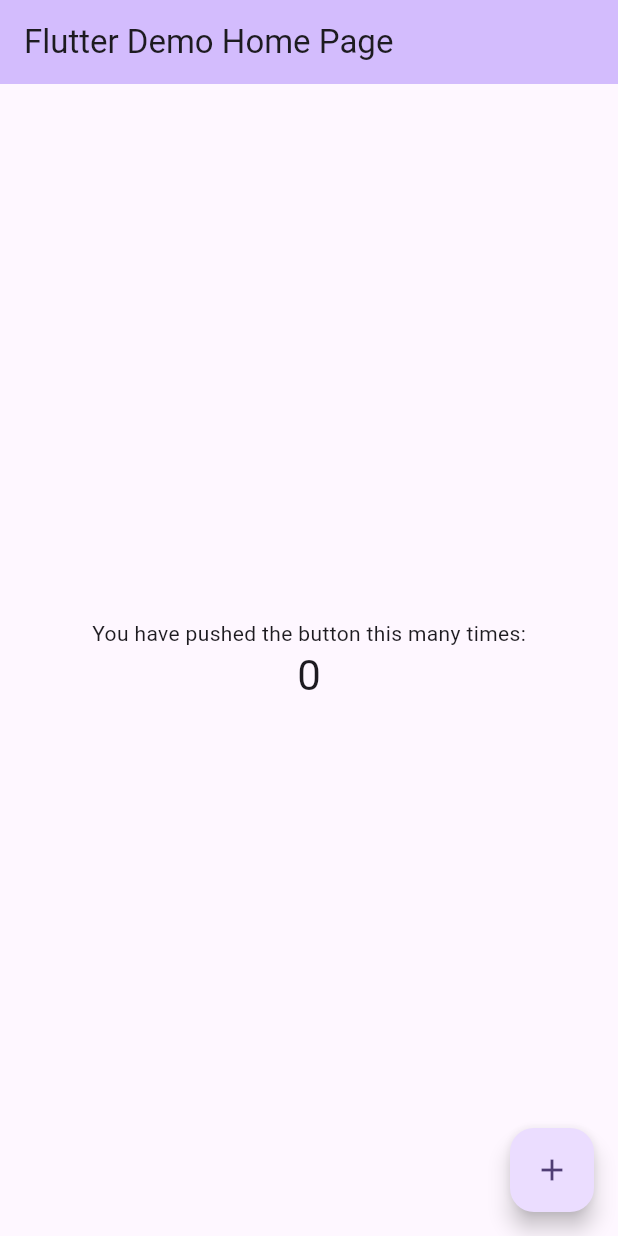
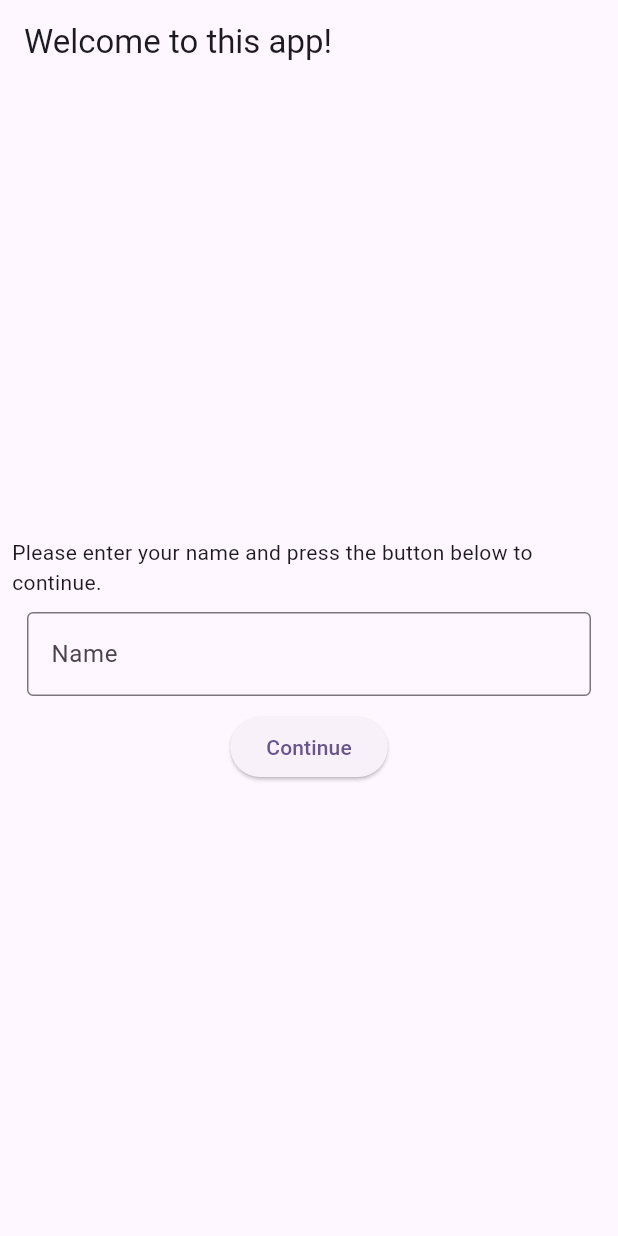
Before and after one commit to augustosalazar/f_navigation, a Flutter app: the screen it shows after launch, on a phone screen of 412 x 824 dp. Run offline on Flutter 3.47's test engine with Material 2 defaults, Android fonts, the phone set to English and light mode, and no system bars; our stand-ins replace get.

Commit message:
Basic structure

```diff
--- a/lib/main.dart
+++ b/lib/main.dart
@@ -1,125 +1,7 @@
 import 'package:flutter/material.dart';
+
+import 'ui/my_app.dart';
 
 void main() {
   runApp(const MyApp());
 }
-
-class MyApp extends StatelessWidget {
-  const MyApp({super.key});
-
-  // This widget is the root of your application.
-  @override
-  Widget build(BuildContext context) {
-    return MaterialApp(
-      title: 'Flutter Demo',
-      theme: ThemeData(
-        // This is the theme of your application.
-        //
-        // TRY THIS: Try running your application with "flutter run". You'll see
-        // the application has a blue toolbar. Then, without quitting the app,
-        // try changing the seedColor in the colorScheme below to Colors.green
-        // and then invoke "hot reload" (save your changes or press the "hot
-        // reload" button in a Flutter-supported IDE, or press "r" if you used
-        // the command line to start the app).
-        //
-        // Notice that the counter didn't reset back to zero; the application
-        // state is not lost during the reload. To reset the state, use hot
-        // restart instead.
-        //
-        // This works for code too, not just values: Most code changes can be
-        // tested with just a hot reload.
-        colorScheme: ColorScheme.fromSeed(seedColor: Colors.deepPurple),
-        useMaterial3: true,
-      ),
-      home: const MyHomePage(title: 'Flutter Demo Home Page'),
-    );
-  }
-}
-
-class MyHomePage extends StatefulWidget {
-  const MyHomePage({super.key, required this.title});
-
-  // This widget is the home page of your application. It is stateful, meaning
-  // that it has a State object (defined below) that contains fields that affect
-  // how it looks.
-
-  // This class is the configuration for the state. It holds the values (in this
-  // case the title) provided by the parent (in this case the App widget) and
-  // used by the build method of the State. Fields in a Widget subclass are
-  // always marked "final".
-
-  final String title;
-
-  @override
-  State<MyHomePage> createState() => _MyHomePageState();
-}
-
-class _MyHomePageState extends State<MyHomePage> {
-  int _counter = 0;
-
-  void _incrementCounter() {
-    setState(() {
-      // This call to setState tells the Flutter framework that something has
-      // changed in this State, which causes it to rerun the build method below
-      // so that the display can reflect the updated values. If we changed
-      // _counter without calling setState(), then the build method would not be
-      // called again, and so nothing would appear to happen.
-      _counter++;
-    });
-  }
-
-  @override
-  Widget build(BuildContext context) {
-    // This method is rerun every time setState is called, for instance as done
-    // by the _incrementCounter method above.
-    //
-    // The Flutter framework has been optimized to make rerunning build methods
-    // fast, so that you can just rebuild anything that needs updating rather
-    // than having to individually change instances of widgets.
-    return Scaffold(
-      appBar: AppBar(
-        // TRY THIS: Try changing the color here to a specific color (to
-        // Colors.amber, perhaps?) and trigger a hot reload to see the AppBar
-        // change color while the other colors stay the same.
-        backgroundColor: Theme.of(context).colorScheme.inversePrimary,
-        // Here we take the value from the MyHomePage object that was created by
-        // the App.build method, and use it to set our appbar title.
-        title: Text(widget.title),
-      ),
-      body: Center(
-        // Center is a layout widget. It takes a single child and positions it
-        // in the middle of the parent.
-        child: Column(
-          // Column is also a layout widget. It takes a list of children and
-          // arranges them vertically. By default, it sizes itself to fit its
-          // children horizontally, and tries to be as tall as its parent.
-          //
-          // Column has various properties to control how it sizes itself and
-          // how it positions its children. Here we use mainAxisAlignment to
-          // center the children vertically; the main axis here is the vertical
-          // axis because Columns are vertical (the cross axis would be
-          // horizontal).
-          //
-          // TRY THIS: Invoke "debug painting" (choose the "Toggle Debug Paint"
-          // action in the IDE, or press "p" in the console), to see the
-          // wireframe for each widget.
-          mainAxisAlignment: MainAxisAlignment.center,
-          children: <Widget>[
-            const Text(
-              'You have pushed the button this many times:',
-            ),
-            Text(
-              '$_counter',
-              style: Theme.of(context).textTheme.headlineMedium,
-            ),
-          ],
-        ),
-      ),
-      floatingActionButton: FloatingActionButton(
-        onPressed: _incrementCounter,
-        tooltip: 'Increment',
-        child: const Icon(Icons.add),
-      ), // This trailing comma makes auto-formatting nicer for build methods.
-    );
-  }
-}
--- /dev/null
+++ b/lib/ui/my_app.dart
@@ -0,0 +1,25 @@
+import 'package:f_navigation/ui/pages/page1.dart';
+import 'package:flutter/material.dart';
+import 'package:get/get.dart';
+
+import 'pages/page2.dart';
+
+class MyApp extends StatelessWidget {
+  const MyApp({super.key});
+
+  @override
+  Widget build(BuildContext context) {
+    return GetMaterialApp(
+      title: 'Flutter Demo',
+      theme: ThemeData(
+        colorScheme: ColorScheme.fromSeed(seedColor: Colors.deepPurple),
+        useMaterial3: true,
+      ),
+      initialRoute: '/page1',
+      getPages: [
+        GetPage(name: '/page1', page: () => const Page1()),
+        GetPage(name: '/page2', page: () => Page2()),
+      ],
+    );
+  }
+}
--- /dev/null
+++ b/lib/ui/pages/page1.dart
@@ -0,0 +1,63 @@
+import 'package:flutter/material.dart';
+import 'package:get/get.dart';
+
+class Page1 extends StatefulWidget {
+  const Page1({super.key});
+
+  @override
+  State<Page1> createState() => _Page1State();
+}
+
+class _Page1State extends State<Page1> {
+  TextEditingController _controller = TextEditingController();
+  final _formKey = GlobalKey<FormState>();
+  @override
+  Widget build(BuildContext context) {
+    return Scaffold(
+      appBar: AppBar(
+        title: const Text('Welcome to this app!'),
+      ),
+      body: Center(
+        child: Padding(
+          padding: const EdgeInsets.all(8.0),
+          child: Form(
+            key: _formKey,
+            child: Column(
+              mainAxisAlignment: MainAxisAlignment.center,
+              children: <Widget>[
+                const Text(
+                  'Please enter your name and press the button below to continue.',
+                ),
+                Padding(
+                  padding: const EdgeInsets.all(10.0),
+                  child: TextFormField(
+                    textInputAction: TextInputAction.go,
+                    controller: _controller,
+                    decoration: const InputDecoration(
+                      border: OutlineInputBorder(),
+                      labelText: 'Name',
+                    ),
+                    validator: (value) {
+                      if (value == null || value.isEmpty) {
+                        return 'Please enter some text';
+                      }
+                      return null;
+                    },
+                  ),
+                ),
+                ElevatedButton(
+                    onPressed: () => _opressed(), child: const Text('Continue'))
+              ],
+            ),
+          ),
+        ),
+      ),
+    );
+  }
+
+  _opressed() {
+    if (_formKey.currentState!.validate()) {
+      Get.offNamed("/page2/?name=${_controller.text}");
+    }
+  }
+}
--- /dev/null
+++ b/lib/ui/pages/page2.dart
@@ -0,0 +1,16 @@
+import 'package:flutter/material.dart';
+import 'package:get/get.dart';
+
+class Page2 extends StatelessWidget {
+  Page2({super.key});
+  final String? name = Get.parameters['name'];
+
+  @override
+  Widget build(BuildContext context) {
+    return Scaffold(
+      appBar: AppBar(
+        title: Text('Welcome $name!'),
+      ),
+    );
+  }
+}
--- a/pubspec.yaml
+++ b/pubspec.yaml
@@ -35,6 +35,7 @@ dependencies:
   # The following adds the Cupertino Icons font to your application.
   # Use with the CupertinoIcons class for iOS style icons.
   cupertino_icons: ^1.0.2
+  get: ^4.6.5
 
 dev_dependencies:
   flutter_test:
```
Also changed, not shown: pubspec.lock.
